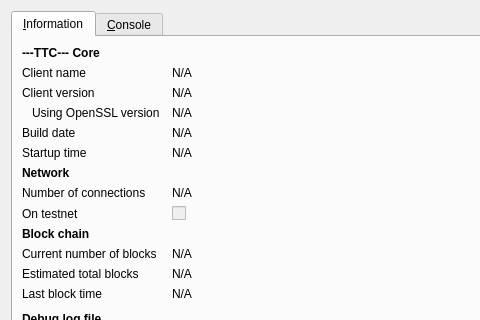
Before: the Qt Designer form src/qt/forms/rpcconsole.ui in neiros/old_work, drawn with Qt 5; both pictures show x 0 to 480 and y 0 to 320 of the 740 by 450 pixel window.
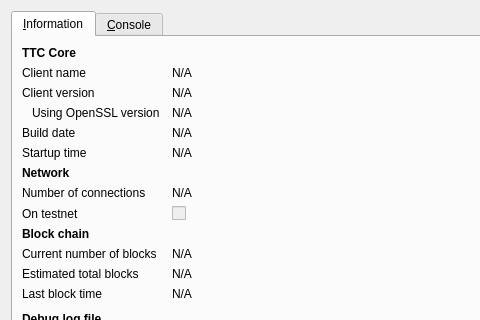
After: the same form once the commit is applied. Icons and pictures are not drawn.

The edit to the form file:
```diff
--- a/src/qt/forms/rpcconsole.ui
+++ b/src/qt/forms/rpcconsole.ui
@@ -36,7 +36,7 @@
           </font>
          </property>
          <property name="text">
-          <string>---TTC--- Core</string>
+          <string>TTC Core</string>
          </property>
         </widget>
        </item>
```
Left out of the diff: 6 changed lines with no effect on the pictures.
